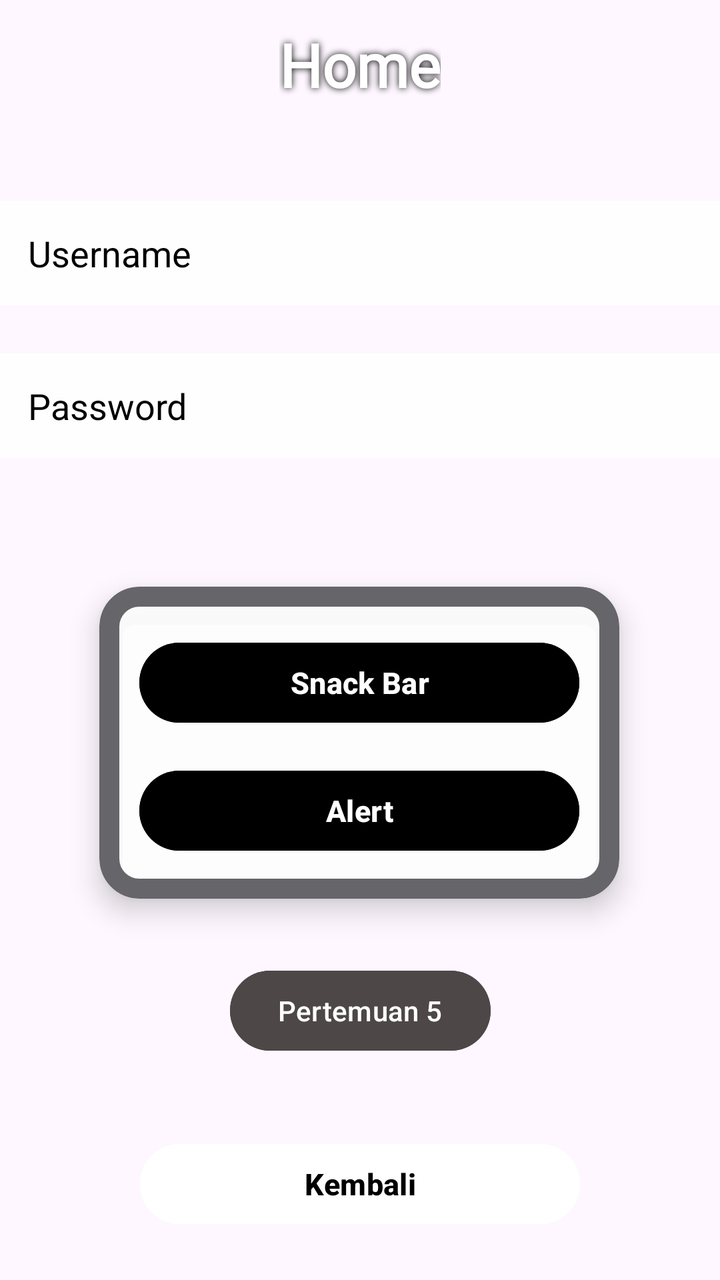
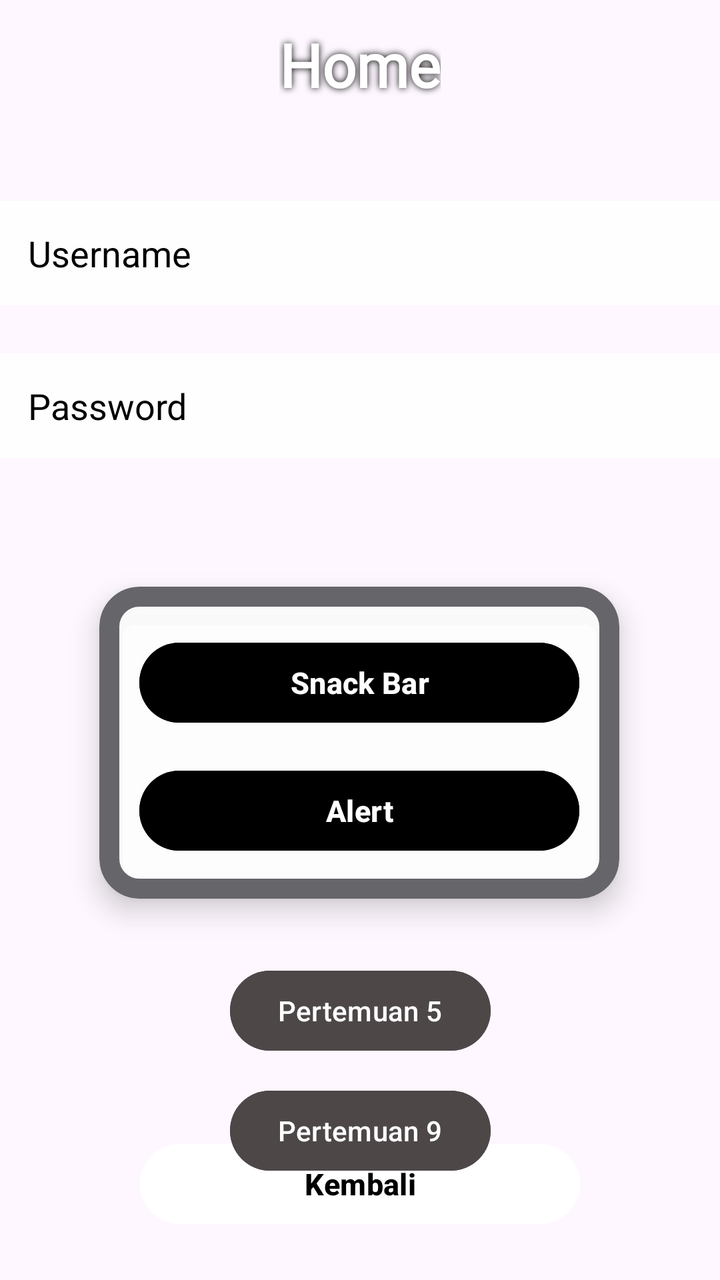

An Android layout rendered at two revisions. The XML below is the earlier revision; the diff shows what the commit changed to produce the second picture.
<!-- AndroidManifest.xml: application theme Theme.YusufSy_3TIB -->
<!-- res/layout/fragment_home.xml -->
<?xml version="1.0" encoding="utf-8"?>
<androidx.constraintlayout.widget.ConstraintLayout xmlns:android="http://schemas.android.com/apk/res/android"
    xmlns:tools="http://schemas.android.com/tools"
    android:layout_width="match_parent"
    android:layout_height="match_parent"
    xmlns:app="http://schemas.android.com/apk/res-auto"
    tools:context=".Home.HomeFragment">

    <TextView
        android:id="@+id/textView2"
        android:layout_width="wrap_content"
        android:layout_height="wrap_content"
        android:layout_marginTop="12dp"
        android:text="Home"
        android:fontFamily="@font/merriweatherextrabold"
        android:textSize="30sp"
        android:textStyle="bold"
        android:textColor="#FFFFFF"
        android:shadowColor="#000000"
        android:shadowDx="0"
        android:shadowDy="0"
        android:shadowRadius="8"
        app:layout_constraintTop_toTopOf="parent"
        app:layout_constraintStart_toStartOf="parent"
        app:layout_constraintEnd_toEndOf="parent" />

    <TextView
        android:id="@+id/txtUsername"
        android:layout_width="0dp"
        android:layout_height="wrap_content"
        android:layout_marginTop="48dp"
        android:background="#E6FFFFFF"
        android:gravity="center_vertical"
        android:hint="Username"
        android:minHeight="52dp"
        android:padding="14dp"
        android:text="Username"
        android:textColor="#000000"
        android:textSize="18sp"
        app:layout_constraintEnd_toEndOf="parent"
        app:layout_constraintHorizontal_bias="0.0"
        app:layout_constraintStart_toStartOf="parent"
        app:layout_constraintTop_toBottomOf="@+id/textView2" />

    <TextView
        android:id="@+id/txtPassword"
        android:layout_width="0dp"
        android:layout_height="wrap_content"
        android:layout_marginTop="24dp"
        android:background="#E6FFFFFF"
        android:gravity="center_vertical"
        android:hint="Password"
        android:minHeight="52dp"
        android:padding="14dp"
        android:text="Password"
        android:textColor="#000000"
        android:textSize="18sp"
        app:layout_constraintEnd_toEndOf="parent"
        app:layout_constraintHorizontal_bias="0.0"
        app:layout_constraintStart_toStartOf="parent"
        app:layout_constraintTop_toBottomOf="@+id/txtUsername" />

    <com.google.android.material.card.MaterialCardView
        android:id="@+id/materialCardView"
        android:layout_width="260dp"
        android:layout_height="wrap_content"
        app:cardBackgroundColor="#E6FFFFFF"
        app:cardCornerRadius="20dp"
        app:cardElevation="8dp"
        app:strokeColor="#65656A"
        app:strokeWidth="10dp"
        app:contentPadding="20dp"
        app:layout_constraintBottom_toBottomOf="parent"
        app:layout_constraintEnd_toEndOf="parent"
        app:layout_constraintHorizontal_bias="0.495"
        app:layout_constraintStart_toStartOf="parent"
        app:layout_constraintTop_toTopOf="parent"
        app:layout_constraintVertical_bias="0.606">

        <androidx.constraintlayout.widget.ConstraintLayout
            android:layout_width="match_parent"
            android:layout_height="wrap_content">

            <Button
                android:id="@+id/btnSnackBar"
                android:layout_width="0dp"
                android:layout_height="48dp"
                android:layout_marginTop="4dp"
                android:backgroundTint="@color/button"
                android:text="Snack Bar"
                android:textColor="#FFFFFF"
                android:textSize="15sp"
                android:textStyle="bold"
                app:layout_constraintEnd_toEndOf="parent"
                app:layout_constraintHorizontal_bias="0.0"
                app:layout_constraintStart_toStartOf="parent"
                app:layout_constraintTop_toTopOf="parent" />

            <Button
                android:id="@+id/btnAlert"
                android:layout_width="0dp"
                android:layout_height="48dp"
                android:layout_marginTop="16dp"
                android:backgroundTint="@color/button"
                android:text="Alert"
                android:textColor="#FFFFFF"
                android:textSize="15sp"
                android:textStyle="bold"
                app:layout_constraintEnd_toEndOf="parent"
                app:layout_constraintStart_toStartOf="parent"
                app:layout_constraintTop_toBottomOf="@id/btnSnackBar" />

        </androidx.constraintlayout.widget.ConstraintLayout>

    </com.google.android.material.card.MaterialCardView>

    <Button
        android:id="@+id/btnKembali"
        android:layout_width="220dp"
        android:layout_height="48dp"
        android:layout_marginBottom="24dp"
        android:backgroundTint="#E6FFFFFF"
        android:text="Kembali"
        android:textColor="#000000"
        android:textSize="15sp"
        android:textStyle="bold"
        app:layout_constraintBottom_toBottomOf="parent"
        app:layout_constraintStart_toStartOf="parent"
        app:layout_constraintEnd_toEndOf="parent" />

    <Button
        android:id="@+id/btnToLima"
        android:layout_width="wrap_content"
        android:layout_height="wrap_content"
        android:layout_marginTop="32dp"
        android:backgroundTint="#4D4748"
        android:text="Pertemuan 5"
        app:layout_constraintEnd_toEndOf="parent"
        app:layout_constraintStart_toStartOf="parent"
        app:layout_constraintTop_toBottomOf="@+id/materialCardView" />

</androidx.constraintlayout.widget.ConstraintLayout>
<!-- resources referenced by this layout -->
<resources>
  <color name="button">#FF000000</color>
  <style name="Theme.YusufSy_3TIB" parent="Base.Theme.YusufSy_3TIB" />
  <style name="Base.Theme.YusufSy_3TIB" parent="Theme.Material3.DayNight.NoActionBar">
          
          
      </style>
</resources>

<!-- the commit's change to res/layout/fragment_home.xml (unified diff, before → after) -->
@@ -139,4 +139,18 @@
         app:layout_constraintStart_toStartOf="parent"
         app:layout_constraintTop_toBottomOf="@+id/materialCardView" />
 
+    
+    <Button
+        android:id="@+id/btnToNinth"
+        android:layout_width="wrap_content"
+        android:layout_height="wrap_content"
+        android:layout_marginTop="12dp"
+        android:backgroundTint="#4D4748"
+        android:text="Pertemuan 9"
+        app:layout_constraintEnd_toEndOf="parent"
+        app:layout_constraintStart_toStartOf="parent"
+        app:layout_constraintTop_toBottomOf="@+id/btnToLima" />
+
+    
+
 </androidx.constraintlayout.widget.ConstraintLayout>
